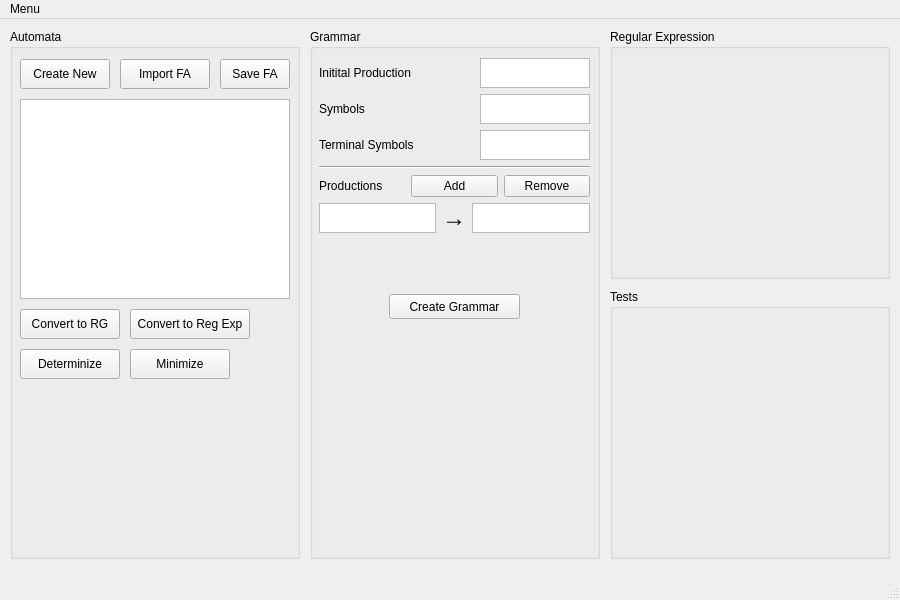
Before: the Qt Designer form ui/main_window.ui in ramnaq/midena, drawn with Qt 5.
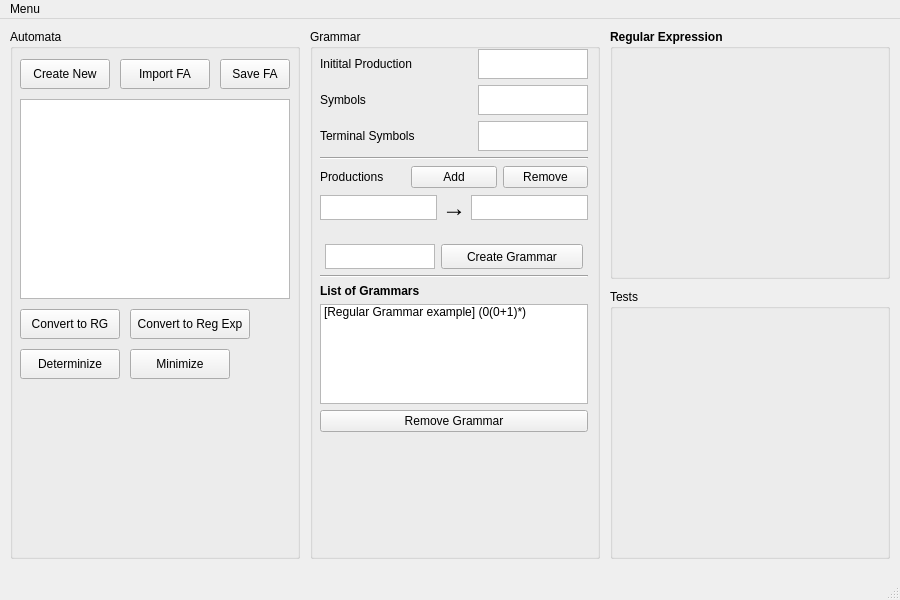
After: the same form once the commit is applied.

Commit message: Setting UI objects minium size + ListWidget

```diff
--- a/ui/main_window.ui
+++ b/ui/main_window.ui
@@ -149,6 +149,12 @@
       <height>530</height>
      </rect>
     </property>
+    <property name="font">
+     <font>
+      <weight>50</weight>
+      <bold>false</bold>
+     </font>
+    </property>
     <property name="title">
      <string>Grammar</string>
     </property>
@@ -158,12 +164,14 @@
     <widget class="QWidget" name="verticalLayoutWidget">
      <property name="geometry">
       <rect>
-       <x>9</x>
-       <y>29</y>
-       <width>271</width>
-       <height>261</height>
+       <x>10</x>
+       <y>20</y>
+       <width>268</width>
+       <height>383</height>
       </rect>
      </property>
+     <layout class="QVBoxLayout" name="verticalLayout_2">
+      <item>
      <layout class="QVBoxLayout" name="verticalLayout">
       <item>
        <layout class="QHBoxLayout" name="horizontalLayout_4">
@@ -191,6 +199,8 @@
           <property name="font">
            <font>
             <pointsize>12</pointsize>
+              <weight>50</weight>
+              <bold>false</bold>
            </font>
           </property>
           <property name="verticalScrollBarPolicy">
@@ -235,6 +245,8 @@
           <property name="font">
            <font>
             <pointsize>12</pointsize>
+              <weight>50</weight>
+              <bold>false</bold>
             <kerning>true</kerning>
            </font>
           </property>
@@ -274,6 +286,8 @@
           <property name="font">
            <font>
             <pointsize>12</pointsize>
+              <weight>50</weight>
+              <bold>false</bold>
            </font>
           </property>
           <property name="verticalScrollBarPolicy">
@@ -320,6 +334,9 @@
       </item>
       <item>
        <layout class="QVBoxLayout" name="productionsLayout">
+          <property name="spacing">
+           <number>5</number>
+          </property>
         <property name="bottomMargin">
          <number>0</number>
         </property>
@@ -330,12 +347,14 @@
             <property name="maximumSize">
              <size>
               <width>16777215</width>
-              <height>30</height>
+                <height>25</height>
              </size>
             </property>
             <property name="font">
              <font>
               <pointsize>12</pointsize>
+                <weight>50</weight>
+                <bold>false</bold>
               <stylestrategy>PreferDefault</stylestrategy>
              </font>
             </property>
@@ -361,6 +380,8 @@
             <property name="font">
              <font>
               <pointsize>18</pointsize>
+                <weight>50</weight>
+                <bold>false</bold>
              </font>
             </property>
             <property name="text">
@@ -373,12 +394,14 @@
             <property name="maximumSize">
              <size>
               <width>16777215</width>
-              <height>30</height>
+                <height>25</height>
              </size>
             </property>
             <property name="font">
              <font>
               <pointsize>12</pointsize>
+                <weight>50</weight>
+                <bold>false</bold>
              </font>
             </property>
             <property name="verticalScrollBarPolicy">
@@ -392,6 +415,12 @@
       </item>
       <item>
        <widget class="QLabel" name="label">
+          <property name="maximumSize">
+           <size>
+            <width>16777215</width>
+            <height>10</height>
+           </size>
+          </property>
         <property name="text">
          <string/>
         </property>
@@ -400,19 +429,44 @@
       <item>
        <layout class="QHBoxLayout" name="horizontalLayout_11">
         <property name="leftMargin">
-         <number>70</number>
+           <number>5</number>
         </property>
         <property name="topMargin">
          <number>0</number>
         </property>
         <property name="rightMargin">
-         <number>70</number>
+           <number>5</number>
         </property>
         <property name="bottomMargin">
          <number>0</number>
         </property>
         <item>
-         <widget class="QPushButton" name="pushButton">
+           <widget class="QTextEdit" name="textEdit">
+            <property name="maximumSize">
+             <size>
+              <width>110</width>
+              <height>25</height>
+             </size>
+            </property>
+            <property name="toolTip">
+             <string/>
+            </property>
+            <property name="statusTip">
+             <string/>
+            </property>
+            <property name="whatsThis">
+             <string/>
+            </property>
+            <property name="accessibleName">
+             <string/>
+            </property>
+            <property name="accessibleDescription">
+             <string/>
+            </property>
+           </widget>
+          </item>
+          <item>
+           <widget class="QPushButton" name="createGrammarBtn">
           <property name="minimumSize">
            <size>
             <width>0</width>
@@ -422,6 +476,8 @@
           <property name="font">
            <font>
             <pointsize>9</pointsize>
+              <weight>50</weight>
+              <bold>false</bold>
            </font>
           </property>
           <property name="text">
@@ -432,6 +488,44 @@
        </layout>
       </item>
      </layout>
+      </item>
+      <item>
+       <widget class="Line" name="line_2">
+        <property name="orientation">
+         <enum>Qt::Horizontal</enum>
+        </property>
+       </widget>
+      </item>
+      <item>
+       <widget class="QLabel" name="grammarListLabel">
+        <property name="font">
+         <font>
+          <weight>75</weight>
+          <bold>true</bold>
+         </font>
+        </property>
+        <property name="text">
+         <string>List of Grammars</string>
+        </property>
+       </widget>
+      </item>
+      <item>
+       <widget class="QListWidget" name="grammarsWidgetList">
+        <item>
+         <property name="text">
+          <string>[Regular Grammar example] (0(0+1)*)</string>
+         </property>
+        </item>
+       </widget>
+      </item>
+      <item>
+       <widget class="QPushButton" name="removeGrammarBtn">
+        <property name="text">
+         <string>Remove Grammar</string>
+        </property>
+       </widget>
+      </item>
+     </layout>
     </widget>
    </widget>
    <widget class="QGroupBox" name="groupBox_3">
@@ -443,6 +537,12 @@
       <height>250</height>
      </rect>
     </property>
+    <property name="font">
+     <font>
+      <weight>75</weight>
+      <bold>true</bold>
+     </font>
+    </property>
     <property name="title">
      <string>Regular Expression</string>
     </property>
```
Left out of the diff: 4 changed lines with no effect on the pictures. Lines whose indentation alone changed are shown as unchanged.
